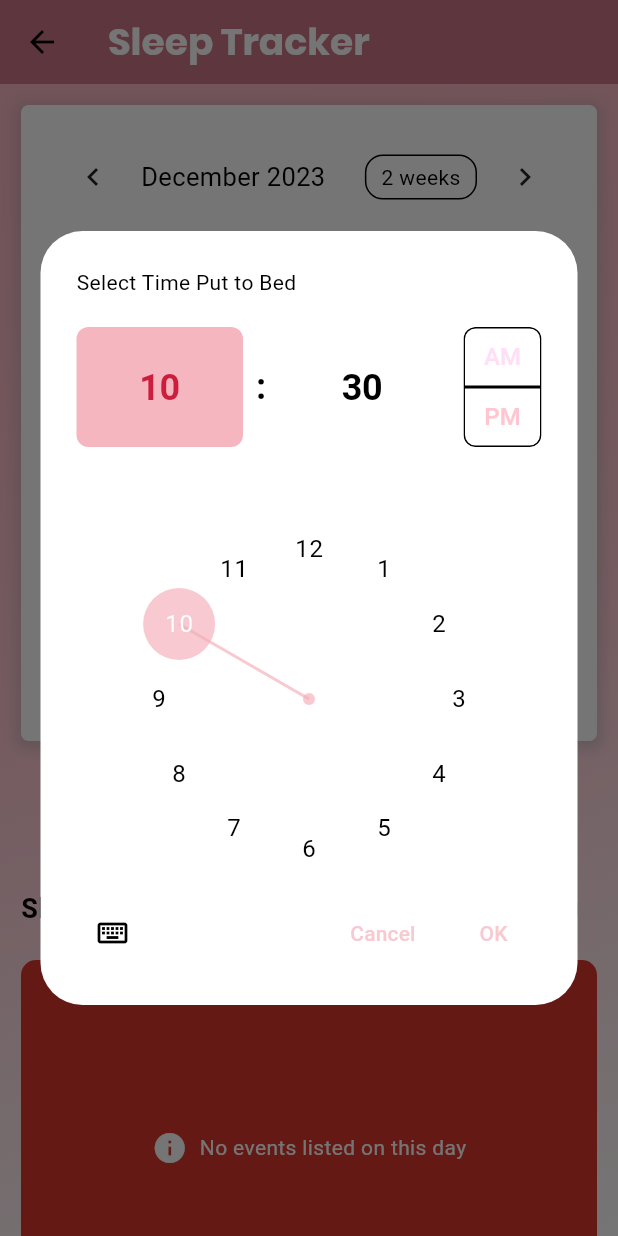
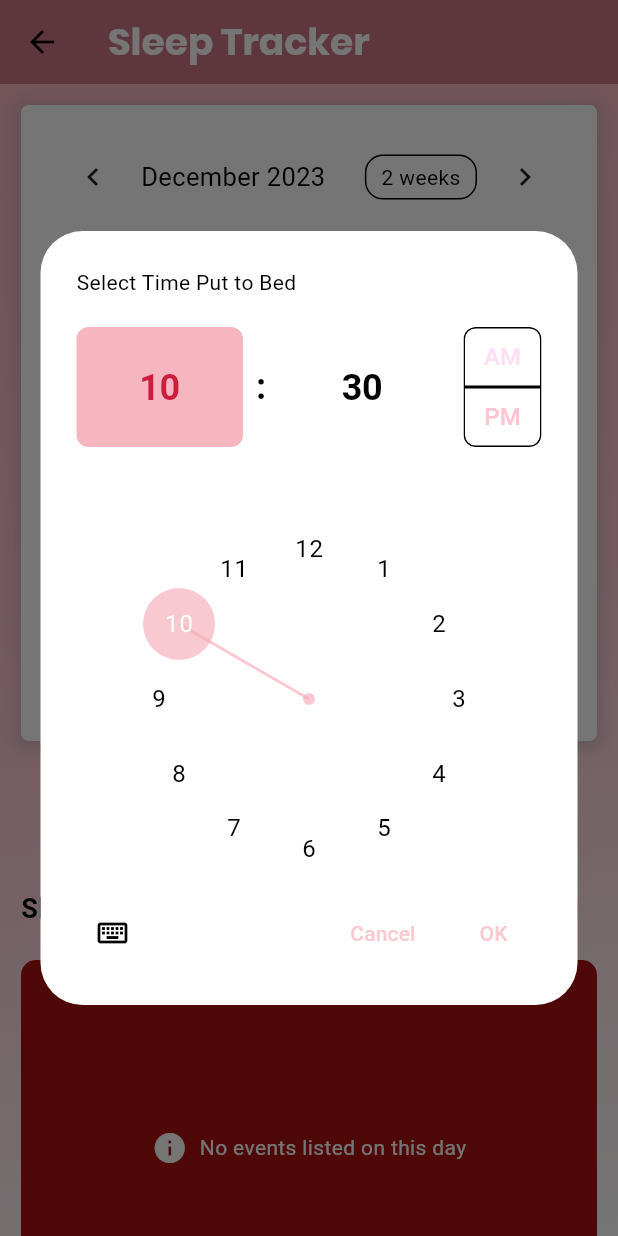
Before and after one commit to cob-byte/smart_baby_cradle, a Flutter app: the BabySleepTrackerWidget screen opened by its route, after a tap on "Add Sleep Information", on a phone screen of 412 x 824 dp. Run offline on Flutter 3.47's test engine with Material 3 defaults, Android fonts, the phone set to English and light mode, and no system bars; drawn by our look-alikes of table_calendar; our stand-ins replace assets_audio_player, firebase_auth, firebase_core, firebase_database, firebase_messaging, firebase_storage and 8 more; missing offline and left inert: flutter_facebook_auth, flutter_inappwebview; accounts and stored records are empty.

```diff
--- a/lib/screens/wake_up_times_screen.dart
+++ b/lib/screens/wake_up_times_screen.dart
@@ -267,7 +267,7 @@ class _BabySleepTrackerWidgetState extends State<BabySleepTrackerWidget> {
                               padding: EdgeInsets.all(16.0),
                               width: double.infinity,
                               decoration: BoxDecoration(
-                                color: const Color.fromARGB(255, 218, 54, 43),
+                                color: Theme.of(context).colorScheme.error,
                                 borderRadius: BorderRadius.circular(10.0),
                               ),
                               child: Row(
@@ -358,7 +358,7 @@ class _BabySleepTrackerWidgetState extends State<BabySleepTrackerWidget> {
                                           ),
                                           IconButton(
                                             icon: Icon(Icons.delete,
-                                                color: Colors.red),
+                                                color: Theme.of(context).colorScheme.error),
                                             onPressed: () {
                                               _showDeleteSleepInfoDialog(dateTime, uniqueID);
                                             },
@@ -483,6 +483,33 @@ class _BabySleepTrackerWidgetState extends State<BabySleepTrackerWidget> {
   }
 
   void _showSleepInfoDialog() async {
+  DateTime selectedDateTime = DateTime(
+    _selectedDay.year,
+    _selectedDay.month,
+    _selectedDay.day,
+  );
+
+  // Check if the selected date is in the future
+  if (selectedDateTime.isAfter(DateTime.now())) {
+    ScaffoldMessenger.of(context).showSnackBar(
+  SnackBar(
+    content: Row(
+      children: [
+        Icon(
+          Icons.warning,
+          color: Colors.yellow,
+        ),
+        SizedBox(width: 8),
+        Text(
+          'Cannot add sleep information for future dates.',
+          style: TextStyle(color: Colors.white),  // Customize text color
+        ),
+      ],
+    ),
+    backgroundColor: Theme.of(context).colorScheme.error,
+  ),
+);
+  } else {
     TimeOfDay? timePutToBed = await showTimePicker(
       context: context,
       initialTime: TimeOfDay.now(),
@@ -504,16 +531,11 @@ class _BabySleepTrackerWidgetState extends State<BabySleepTrackerWidget> {
         );
 
         if (wakeUpTime != null) {
-          DateTime selectedDateTime = DateTime(
-            _selectedDay.year,
-            _selectedDay.month,
-            _selectedDay.day,
-            timePutToBed.hour,
-            timePutToBed.minute,
+          SleepInfo newInfo = SleepInfo(
+            timePutToBed,
+            timeFellAsleep,
+            wakeUpTime,
           );
-
-          SleepInfo newInfo = SleepInfo(
-              timePutToBed, timeFellAsleep, wakeUpTime);
 
           saveSleepInfoToFirebase(selectedDateTime, newInfo);
 
@@ -524,6 +546,7 @@ class _BabySleepTrackerWidgetState extends State<BabySleepTrackerWidget> {
       }
     }
   }
+}
 
   void _showDetailsDialog(DateTime dateTime, SleepInfo info) {
     showDialog(
--- a/lib/theme/boy_theme.dart
+++ b/lib/theme/boy_theme.dart
@@ -10,7 +10,7 @@ final ThemeData boyTheme = ThemeData(
     tertiary: Color.fromRGBO(151, 209, 250, 1),
     surface: Colors.white,
     background: Colors.white,
-    error: Colors.red,
+    error: Color.fromARGB(255, 171, 18, 18),
     onPrimary: Colors.white,
     onSecondary: Color.fromRGBO(60, 118, 186, 1),
     onSurface: Colors.black,
--- a/lib/theme/girl_theme.dart
+++ b/lib/theme/girl_theme.dart
@@ -10,7 +10,7 @@ final ThemeData girlTheme = ThemeData(
     tertiary: Color.fromRGBO(217, 217, 217, 0),
     surface: Colors.white,
     background: Colors.white,
-    error: Colors.red,
+    error: Color.fromARGB(255, 171, 18, 18),
     onPrimary: Colors.white,
     onSecondary: Color.fromRGBO(204, 117, 134, 1),
     onSurface: Colors.black,
```
